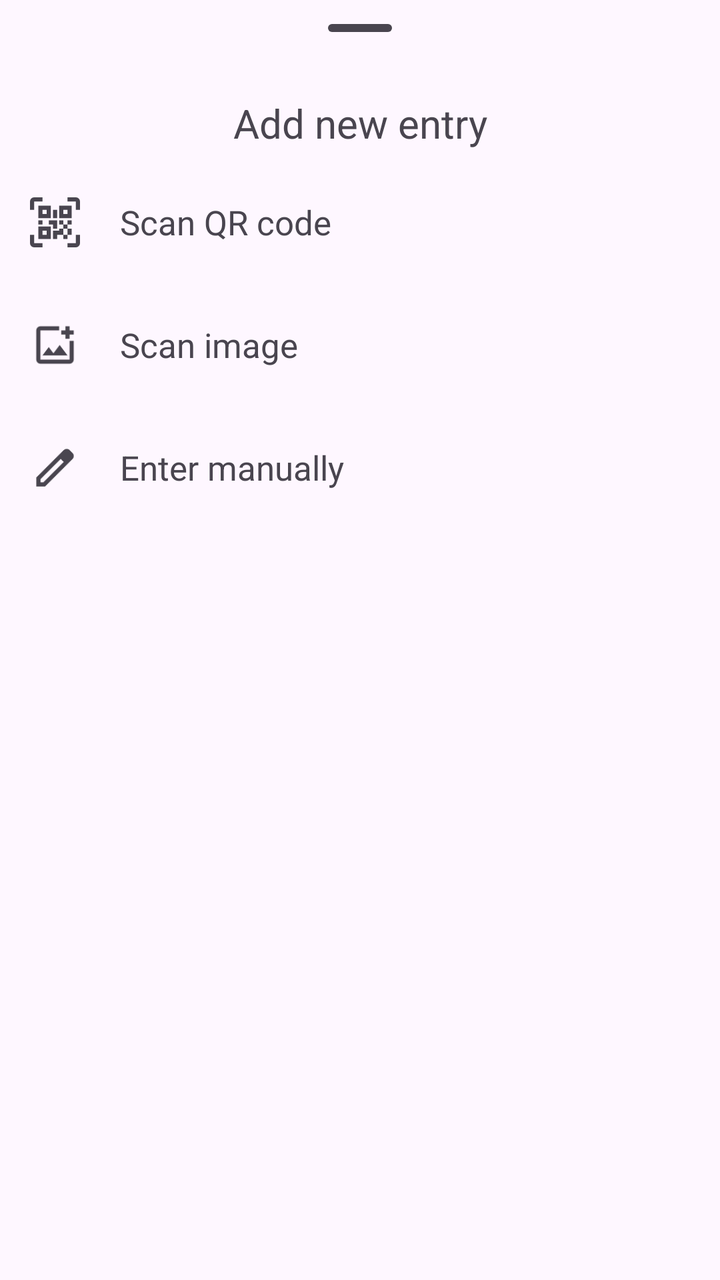
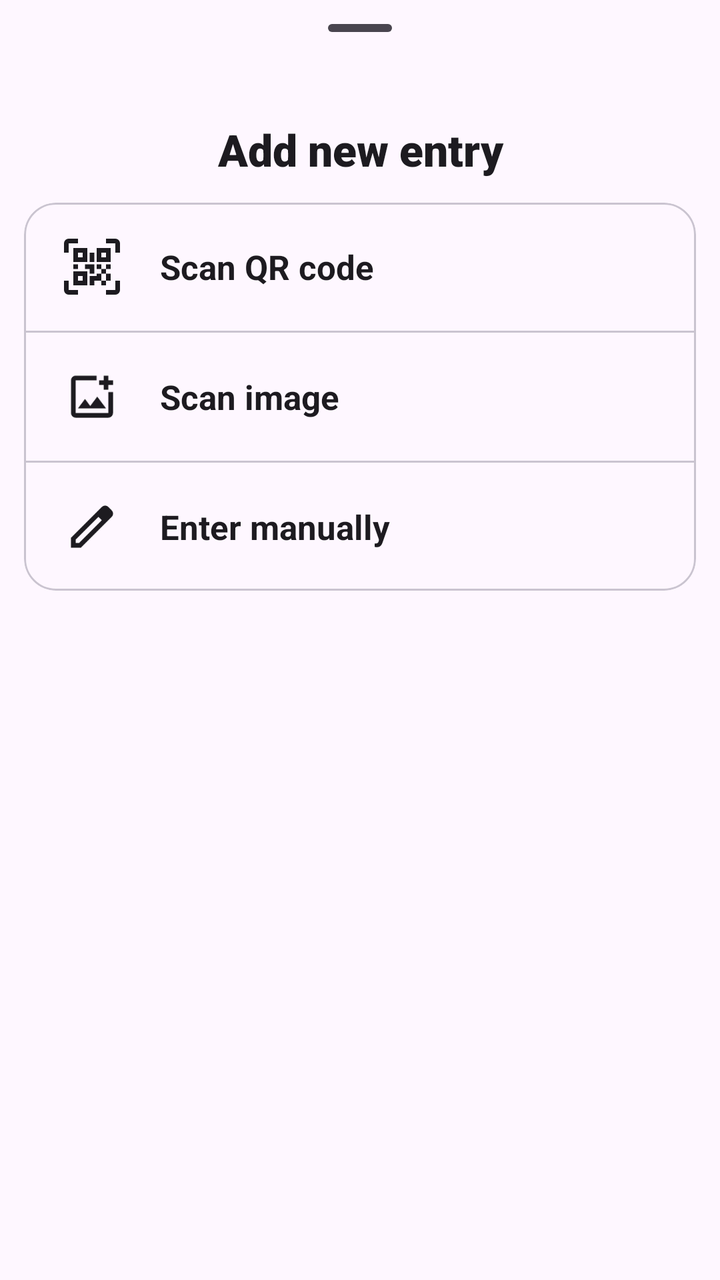

Compare the two renders of this Android layout. The source of the first and the diff that turns it into the second are given below.
<!-- AndroidManifest.xml: application theme Theme.AzokleAuth.Launch -->
<!-- res/layout/dialog_add_entry.xml -->
<?xml version="1.0" encoding="utf-8"?>
<LinearLayout
    xmlns:android="http://schemas.android.com/apk/res/android"
    xmlns:app="http://schemas.android.com/apk/res-auto"
    android:layout_width="match_parent"
    android:layout_height="match_parent"
    android:orientation="vertical">
    <com.google.android.material.bottomsheet.BottomSheetDragHandleView
        android:id="@+id/drag_handle"
        android:layout_width="match_parent"
        android:layout_height="wrap_content" />
    <TextView
        android:layout_width="match_parent"
        android:layout_height="wrap_content"
        android:gravity="center"
        android:text="@string/add_new_entry"
        android:textSize="20sp" />
    <LinearLayout
        android:id="@+id/fab_scan"
        android:layout_width="match_parent"
        android:layout_height="65dp"
        android:paddingHorizontal="15dp"
        android:paddingTop="15dp"
        android:paddingBottom="7.5dp"
        android:orientation="horizontal"
        android:clickable="true"
        android:focusable="true"
        android:background="?android:attr/selectableItemBackground">
        <ImageView
            android:layout_width="25dp"
            android:layout_height="match_parent"
            android:src="@drawable/ic_qrcode_scan"
            app:tint="?attr/colorOnSurfaceVariant" />
        <TextView
            android:layout_width="wrap_content"
            android:layout_height="match_parent"
            android:text="@string/scan"
            android:textSize="17sp"
            android:gravity="center_vertical"
            android:layout_marginStart="20dp" />
    </LinearLayout>
    <LinearLayout
        android:id="@+id/fab_scan_image"
        android:layout_width="match_parent"
        android:layout_height="65dp"
        android:paddingHorizontal="15dp"
        android:paddingTop="7.5dp"
        android:paddingBottom="7.5dp"
        android:orientation="horizontal"
        android:clickable="true"
        android:focusable="true"
        android:background="?android:attr/selectableItemBackground">
        <ImageView
            android:layout_width="25dp"
            android:layout_height="match_parent"
            android:src="@drawable/ic_outline_add_photo_alternate_24"
            app:tint="?attr/colorOnSurfaceVariant" />
        <TextView
            android:layout_width="wrap_content"
            android:layout_height="match_parent"
            android:text="@string/scan_image"
            android:textSize="17sp"
            android:gravity="center_vertical"
            android:layout_marginStart="20dp" />
    </LinearLayout>
    <LinearLayout
        android:id="@+id/fab_enter"
        android:layout_width="match_parent"
        android:layout_height="65dp"
        android:paddingHorizontal="15dp"
        android:paddingTop="7.5dp"
        android:paddingBottom="15dp"
        android:orientation="horizontal"
        android:clickable="true"
        android:focusable="true"
        android:background="?android:attr/selectableItemBackground">
        <ImageView
            android:layout_width="25dp"
            android:layout_height="match_parent"
            android:src="@drawable/ic_outline_edit_24"
            app:tint="?attr/colorOnSurfaceVariant" />
        <TextView
            android:layout_width="wrap_content"
            android:layout_height="match_parent"
            android:text="@string/enter_manually"
            android:textSize="17sp"
            android:gravity="center_vertical"
            android:layout_marginStart="20dp" />
    </LinearLayout>
</LinearLayout>
<!-- resources referenced by this layout -->
<resources>
  <!-- drawable ic_outline_add_photo_alternate_24 (drawable) -->
  <vector xmlns:android="http://schemas.android.com/apk/res/android"
      android:width="24dp"
      android:height="24dp"
      android:tint="?attr/colorControlNormal"
      android:viewportWidth="960"
      android:viewportHeight="960">
      <path
          android:fillColor="@android:color/white"
          android:pathData="M200,840Q167,840 143.5,816.5Q120,793 120,760L120,200Q120,167 143.5,143.5Q167,120 200,120L560,120L560,200L200,200Q200,200 200,200Q200,200 200,200L200,760Q200,760 200,760Q200,760 200,760L760,760Q760,760 760,760Q760,760 760,760L760,400L840,400L840,760Q840,793 816.5,816.5Q793,840 760,840L200,840ZM680,360L680,280L600,280L600,200L680,200L680,120L760,120L760,200L840,200L840,280L760,280L760,360L680,360ZM240,680L720,680L570,480L450,640L360,520L240,680ZM200,200L200,320L200,320L200,400L200,400L200,760Q200,760 200,760Q200,760 200,760L200,760Q200,760 200,760Q200,760 200,760L200,200Q200,200 200,200Q200,200 200,200L200,200Z" />
  </vector>
  <!-- drawable ic_outline_edit_24 (drawable) -->
  <vector xmlns:android="http://schemas.android.com/apk/res/android"
      android:width="24dp"
      android:height="24dp"
      android:tint="?attr/colorControlNormal"
      android:viewportWidth="960"
      android:viewportHeight="960">
      <path
          android:fillColor="@android:color/white"
          android:pathData="M200,760L257,760L648,369L591,312L200,703L200,760ZM120,840L120,670L648,143Q660,132 674.5,126Q689,120 705,120Q721,120 736,126Q751,132 762,144L817,200Q829,211 834.5,226Q840,241 840,256Q840,272 834.5,286.5Q829,301 817,313L290,840L120,840ZM760,256L760,256L704,200L704,200L760,256ZM619,341L591,312L591,312L648,369L648,369L619,341Z" />
  </vector>
  <!-- drawable ic_qrcode_scan (drawable) -->
  <?xml version="1.0" encoding="utf-8"?>
  <vector xmlns:android="http://schemas.android.com/apk/res/android"
      android:width="24dp"
      android:height="24dp"
      android:tint="?attr/colorControlNormal"
      android:viewportWidth="24"
      android:viewportHeight="24">
      <path
          android:fillColor="#000"
          android:pathData="M4,4H10V10H4V4M20,4V10H14V4H20M14,15H16V13H14V11H16V13H18V11H20V13H18V15H20V18H18V20H16V18H13V20H11V16H14V15M16,15V18H18V15H16M4,20V14H10V20H4M6,6V8H8V6H6M16,6V8H18V6H16M6,16V18H8V16H6M4,11H6V13H4V11M9,11H13V15H11V13H9V11M11,6H13V10H11V6M2,2V6H0V2A2,2 0 0,1 2,0H6V2H2M22,0A2,2 0 0,1 24,2V6H22V2H18V0H22M2,18V22H6V24H2A2,2 0 0,1 0,22V18H2M22,22V18H24V22A2,2 0 0,1 22,24H18V22H22Z" />
  </vector>
  <string name="add_new_entry">Add new entry</string>
  <string name="enter_manually">Enter manually</string>
  <string name="scan">Scan QR code</string>
  <string name="scan_image">Scan image</string>
  <style name="Theme.AzokleAuth.Launch" parent="Theme.Material3.DayNight.NoActionBar">
          
          <item name="colorPrimary">@color/md_theme_light_primary</item>
          <item name="android:windowDrawsSystemBarBackgrounds">true</item>
          <item name="android:statusBarColor">@android:color/transparent</item>
      </style>
  <color name="md_theme_light_primary">#2b5bb5</color>
</resources>

<!-- the commit's change to res/layout/dialog_add_entry.xml (unified diff, before → after) -->
@@ -13,78 +13,126 @@
         android:layout_width="match_parent"
         android:layout_height="wrap_content"
         android:gravity="center"
+        android:fontFamily="sans-serif-black"
         android:text="@string/add_new_entry"
-        android:textSize="20sp" />
+        android:textColor="?attr/colorOnBackground"
+        android:paddingVertical="12dp"
+        android:textSize="22sp" />
+
     <LinearLayout
-        android:id="@+id/fab_scan"
         android:layout_width="match_parent"
-        android:layout_height="65dp"
-        android:paddingHorizontal="15dp"
-        android:paddingTop="15dp"
-        android:paddingBottom="7.5dp"
-        android:orientation="horizontal"
-        android:clickable="true"
-        android:focusable="true"
-        android:background="?android:attr/selectableItemBackground">
-        <ImageView
-            android:layout_width="25dp"
-            android:layout_height="match_parent"
-            android:src="@drawable/ic_qrcode_scan"
-            app:tint="?attr/colorOnSurfaceVariant" />
-        <TextView
-            android:layout_width="wrap_content"
-            android:layout_height="match_parent"
-            android:text="@string/scan"
-            android:textSize="17sp"
-            android:gravity="center_vertical"
-            android:layout_marginStart="20dp" />
-    </LinearLayout>
-    <LinearLayout
-        android:id="@+id/fab_scan_image"
-        android:layout_width="match_parent"
-        android:layout_height="65dp"
-        android:paddingHorizontal="15dp"
-        android:paddingTop="7.5dp"
-        android:paddingBottom="7.5dp"
-        android:orientation="horizontal"
-        android:clickable="true"
-        android:focusable="true"
-        android:background="?android:attr/selectableItemBackground">
-        <ImageView
-            android:layout_width="25dp"
-            android:layout_height="match_parent"
-            android:src="@drawable/ic_outline_add_photo_alternate_24"
-            app:tint="?attr/colorOnSurfaceVariant" />
-        <TextView
-            android:layout_width="wrap_content"
-            android:layout_height="match_parent"
-            android:text="@string/scan_image"
-            android:textSize="17sp"
-            android:gravity="center_vertical"
-            android:layout_marginStart="20dp" />
-    </LinearLayout>
-    <LinearLayout
-        android:id="@+id/fab_enter"
-        android:layout_width="match_parent"
-        android:layout_height="65dp"
-        android:paddingHorizontal="15dp"
-        android:paddingTop="7.5dp"
-        android:paddingBottom="15dp"
-        android:orientation="horizontal"
-        android:clickable="true"
-        android:focusable="true"
-        android:background="?android:attr/selectableItemBackground">
-        <ImageView
-            android:layout_width="25dp"
-            android:layout_height="match_parent"
-            android:src="@drawable/ic_outline_edit_24"
-            app:tint="?attr/colorOnSurfaceVariant" />
-        <TextView
-            android:layout_width="wrap_content"
-            android:layout_height="match_parent"
-            android:text="@string/enter_manually"
-            android:textSize="17sp"
-            android:gravity="center_vertical"
-            android:layout_marginStart="20dp" />
+        android:layout_height="wrap_content"
+        android:orientation="vertical"
+        android:paddingHorizontal="12dp"
+        android:paddingBottom="16dp">
+
+        <com.google.android.material.card.MaterialCardView
+            style="@style/Widget.Material3.CardView.Outlined"
+            android:layout_width="match_parent"
+            android:layout_height="wrap_content"
+            app:cardCornerRadius="16dp"
+            app:cardElevation="0dp"
+            app:strokeColor="?attr/colorOutlineVariant"
+            app:strokeWidth="1dp">
+
+            <LinearLayout
+                android:layout_width="match_parent"
+                android:layout_height="wrap_content"
+                android:orientation="vertical">
+
+                <LinearLayout
+                    android:id="@+id/fab_scan"
+                    android:layout_width="match_parent"
+                    android:layout_height="wrap_content"
+                    android:paddingHorizontal="20dp"
+                    android:paddingVertical="18dp"
+                    android:orientation="horizontal"
+                    android:clickable="true"
+                    android:focusable="true"
+                    android:stateListAnimator="@animator/button_press_scale"
+                    android:background="?android:attr/selectableItemBackground">
+                    <ImageView
+                        android:layout_width="28dp"
+                        android:layout_height="28dp"
+                        android:src="@drawable/ic_qrcode_scan"
+                        app:tint="?attr/colorOnBackground" />
+                    <TextView
+                        android:layout_width="wrap_content"
+                        android:layout_height="match_parent"
+                        android:text="@string/scan"
+                        android:textSize="17sp"
+                        android:textStyle="bold"
+                        android:textColor="?attr/colorOnBackground"
+                        android:gravity="center_vertical"
+                        android:layout_marginStart="20dp" />
+                </LinearLayout>
+
+                <View
+                    android:layout_width="match_parent"
+                    android:layout_height="1dp"
+                    android:background="?attr/colorOutlineVariant" />
+
+                <LinearLayout
+                    android:id="@+id/fab_scan_image"
+                    android:layout_width="match_parent"
+                    android:layout_height="wrap_content"
+                    android:paddingHorizontal="20dp"
+                    android:paddingVertical="18dp"
+                    android:orientation="horizontal"
+                    android:clickable="true"
+                    android:focusable="true"
+                    android:stateListAnimator="@animator/button_press_scale"
+                    android:background="?android:attr/selectableItemBackground">
+                    <ImageView
+                        android:layout_width="28dp"
+                        android:layout_height="28dp"
+                        android:src="@drawable/ic_outline_add_photo_alternate_24"
+                        app:tint="?attr/colorOnBackground" />
+                    <TextView
+                        android:layout_width="wrap_content"
+                        android:layout_height="match_parent"
+                        android:text="@string/scan_image"
+                        android:textSize="17sp"
+                        android:textStyle="bold"
+                        android:textColor="?attr/colorOnBackground"
+                        android:gravity="center_vertical"
+                        android:layout_marginStart="20dp" />
+                </LinearLayout>
+
+                <View
+                    android:layout_width="match_parent"
+                    android:layout_height="1dp"
+                    android:background="?attr/colorOutlineVariant" />
+
+                <LinearLayout
+                    android:id="@+id/fab_enter"
+                    android:layout_width="match_parent"
+                    android:layout_height="wrap_content"
+                    android:paddingHorizontal="20dp"
+                    android:paddingVertical="18dp"
+                    android:orientation="horizontal"
+                    android:clickable="true"
+                    android:focusable="true"
+                    android:stateListAnimator="@animator/button_press_scale"
+                    android:background="?android:attr/selectableItemBackground">
+                    <ImageView
+                        android:layout_width="28dp"
+                        android:layout_height="28dp"
+                        android:src="@drawable/ic_outline_edit_24"
+                        app:tint="?attr/colorOnBackground" />
+                    <TextView
+                        android:layout_width="wrap_content"
+                        android:layout_height="match_parent"
+                        android:text="@string/enter_manually"
+                        android:textSize="17sp"
+                        android:textStyle="bold"
+                        android:textColor="?attr/colorOnBackground"
+                        android:gravity="center_vertical"
+                        android:layout_marginStart="20dp" />
+                </LinearLayout>
+
+            </LinearLayout>
+        </com.google.android.material.card.MaterialCardView>
+
     </LinearLayout>
 </LinearLayout>
